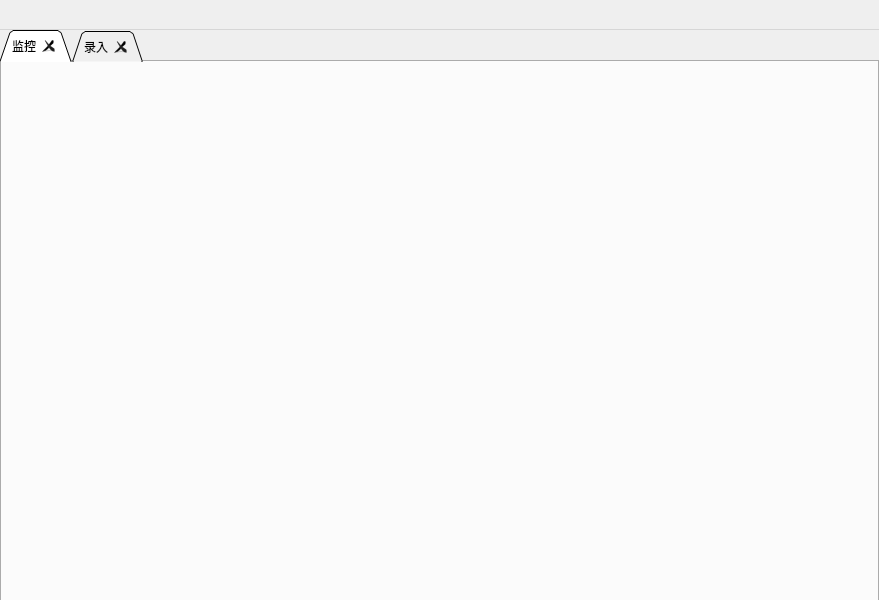
ruofeng216/fmlnew, file FML/view/mainframe/fml.ui: the form before one commit.
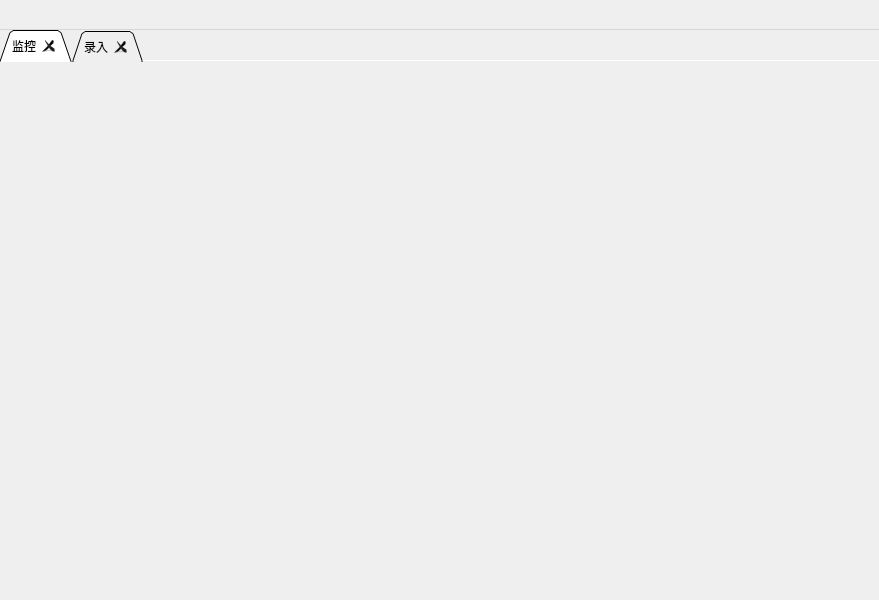
The form after the commit. Custom widgets are drawn as their Qt base class.

Patch:
```diff
--- a/FML/view/mainframe/fml.ui
+++ b/FML/view/mainframe/fml.ui
@@ -63,7 +63,7 @@
        <bool>true</bool>
       </property>
       <property name="documentMode">
-       <bool>false</bool>
+       <bool>true</bool>
       </property>
       <property name="tabsClosable">
        <bool>true</bool>
```
Left out of the diff: 4 changed lines with no effect on the pictures.
